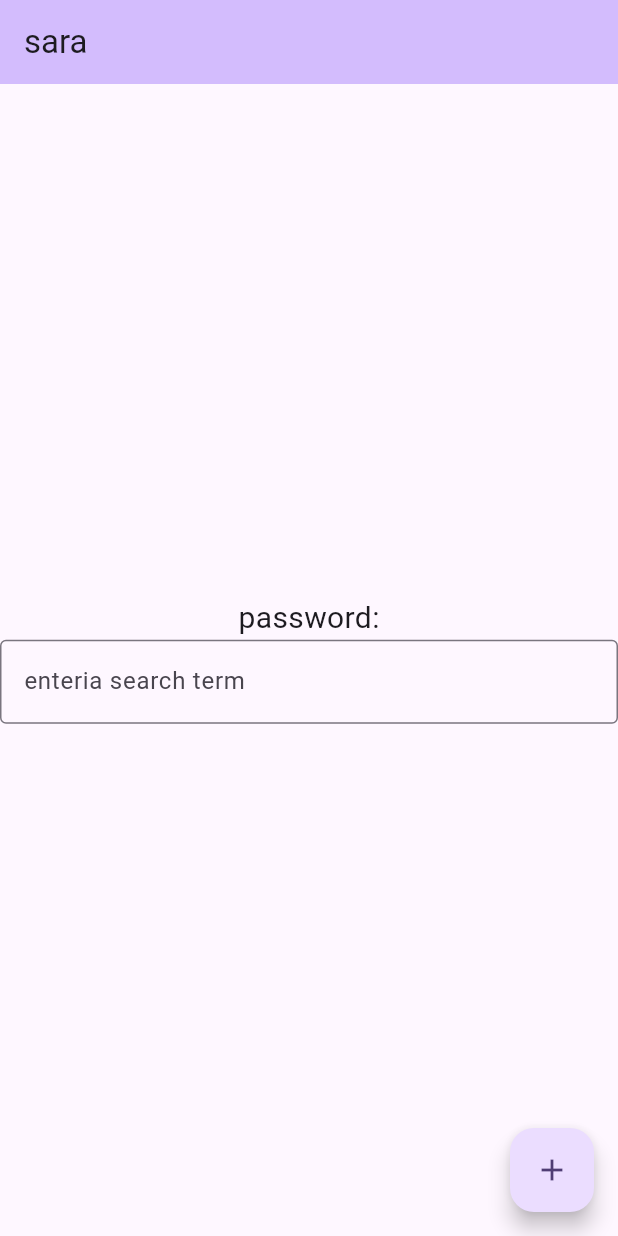
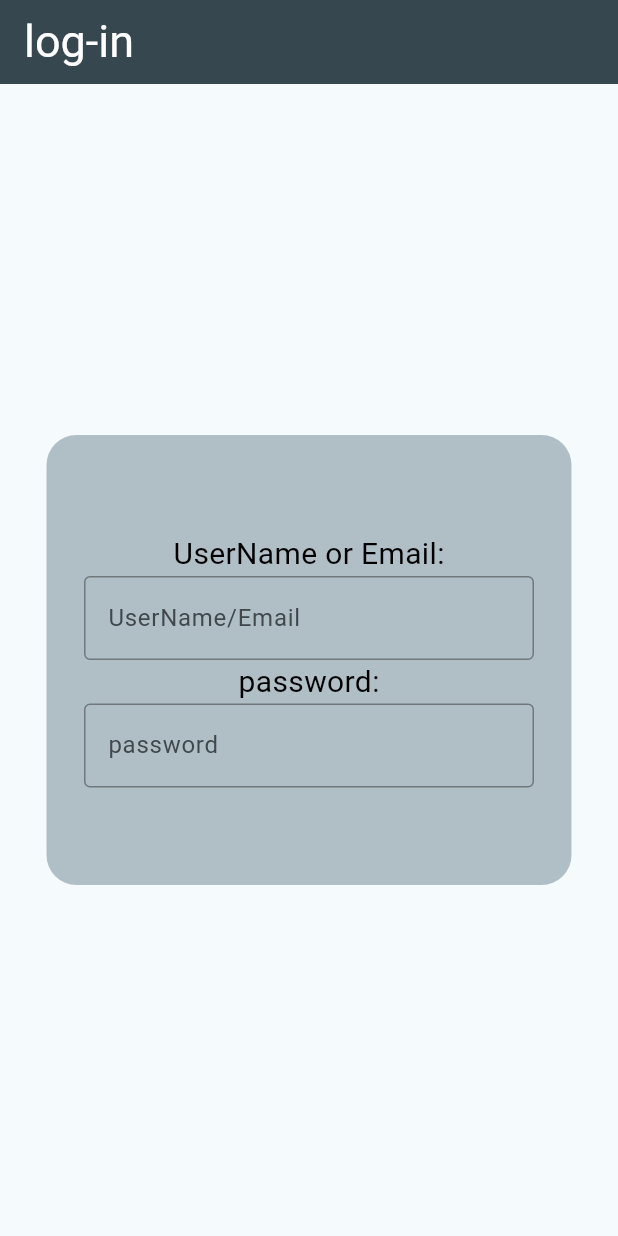
Before and after one commit to Sara28g/first-one, a Flutter app: the screen it shows after launch, on a phone screen of 412 x 824 dp. Run offline on Flutter 3.47's test engine with Material 3 defaults, Android fonts, the phone set to English and light mode, and no system bars; our stand-ins replace flutter_login.

Commit message:
adding LOG IN PAGE

```diff
--- a/lib/main.dart
+++ b/lib/main.dart
@@ -15,7 +15,7 @@
       title: 'sara',
       theme: ThemeData(
 
-        colorScheme: ColorScheme.fromSeed(seedColor: Colors.deepPurple),
+        colorScheme: ColorScheme.fromSeed(seedColor: Colors.blueGrey.shade200),
         useMaterial3: true,
       ),
       home: const MyHomePage(title: 'sara'),
@@ -48,29 +48,51 @@
 
     return Scaffold(
       appBar: AppBar(
+        title: Text('log-in',style: TextStyle(color:Colors.white,fontSize: 30,)),
 
-        backgroundColor: Theme.of(context).colorScheme.inversePrimary,
+        backgroundColor: Colors.blueGrey.shade800,
 
-        title: Text(widget.title),
+
       ),
       body: Center(
+      child: SquareText(),
+      ),
+    );
 
+  }
+}
+class SquareText extends StatelessWidget{
+  @override
+  Widget build(BuildContext context) {
+    return Container(
+      width:350,
+      height: 300,
+      decoration: BoxDecoration(color: Colors.blueGrey.shade200,
+    shape:
+    BoxShape.rectangle,
+        borderRadius: BorderRadius.circular(20),
+    ),
+    child: Center(
       child: Column(
       mainAxisAlignment: MainAxisAlignment.center,
-          children: <Widget>[
-            Text("password:",style: TextStyle(fontSize: 20),),
-            TextField(
-              decoration: InputDecoration(border: OutlineInputBorder(),hintText: 'enteria search term'),
+      children:[
+      Text("UserName or Email:",style: TextStyle(color:Colors.black,fontSize: 20,),textAlign: TextAlign.left , ),
+      SizedBox(width:300,
+          child:TextField(
+            decoration: InputDecoration(border: OutlineInputBorder(),hintText: 'UserName/Email',),
+
           )
-
+      ),
+      Text("password:",style: TextStyle(color:Colors.black,fontSize: 20,),textAlign: TextAlign.left , ),
+      SizedBox(width:300,
+          child:TextField(
+            decoration: InputDecoration(border: OutlineInputBorder(),hintText: 'password',),
+    )
+    ),
 ],
           ),
           ),
-      floatingActionButton: FloatingActionButton(
-        onPressed: _incrementCounter,
-        tooltip: 'Increment',
-        child: const Icon(Icons.add),
-      ),
     );
+
   }
 }
```
Lines whose indentation alone changed are shown as unchanged.
